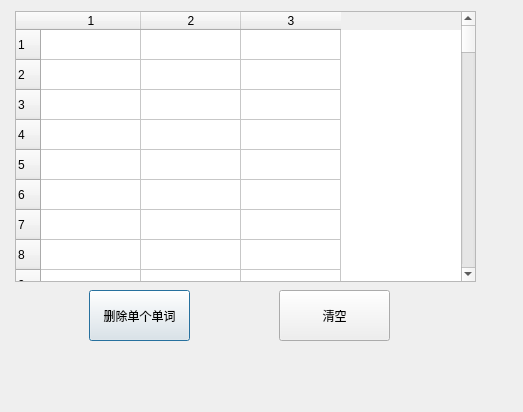
Above: wrongwords.ui from wyq777x/TranCE_Wyatt before the change. Below: the same form after it.
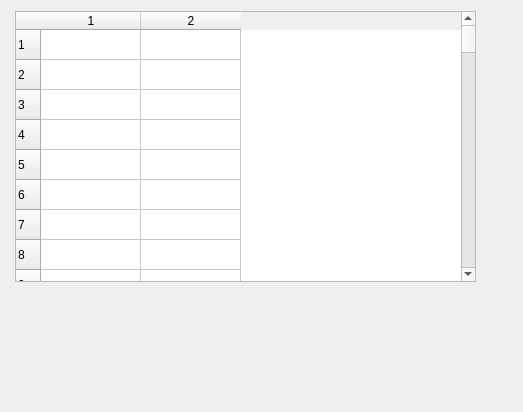
That is the form after the change.

What changed in the file:
```diff
--- a/wrongwords.ui
+++ b/wrongwords.ui
@@ -23,33 +23,7 @@
     </rect>
    </property>
   </widget>
-  <widget class="QPushButton" name="btndelsingle">
-   <property name="geometry">
-    <rect>
-     <x>89</x>
-     <y>290</y>
-     <width>101</width>
-     <height>51</height>
-    </rect>
-   </property>
-   <property name="text">
-    <string>删除单个单词</string>
-   </property>
-  </widget>
-  <widget class="QPushButton" name="btnclear">
-   <property name="geometry">
-    <rect>
-     <x>279</x>
-     <y>290</y>
-     <width>111</width>
-     <height>51</height>
-    </rect>
-   </property>
-   <property name="text">
-    <string>清空</string>
-   </property>
-  </widget>
-  <widget class="QTableWidget" name="tableWidget">
+  <widget class="QTableWidget" name="wrongtable">
    <property name="geometry">
     <rect>
      <x>15</x>
@@ -62,7 +36,7 @@
     <number>999</number>
    </property>
    <property name="columnCount">
-    <number>3</number>
+    <number>2</number>
    </property>
    <row/>
    <row/>
@@ -1065,7 +1039,6 @@
    <row/>
    <column/>
    <column/>
-   <column/>
   </widget>
  </widget>
  <resources/>
```
